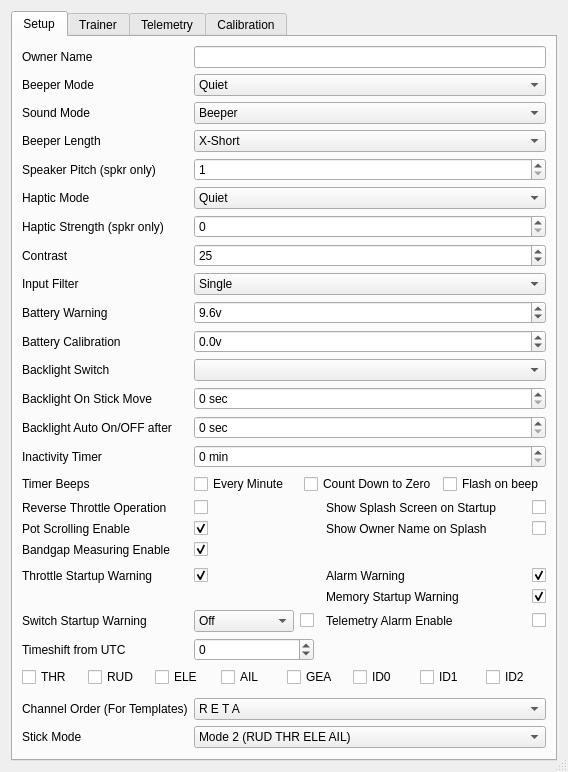
Above: src/generaledit.ui from roberto1903/companion9x before the change. Below: the same form after it.
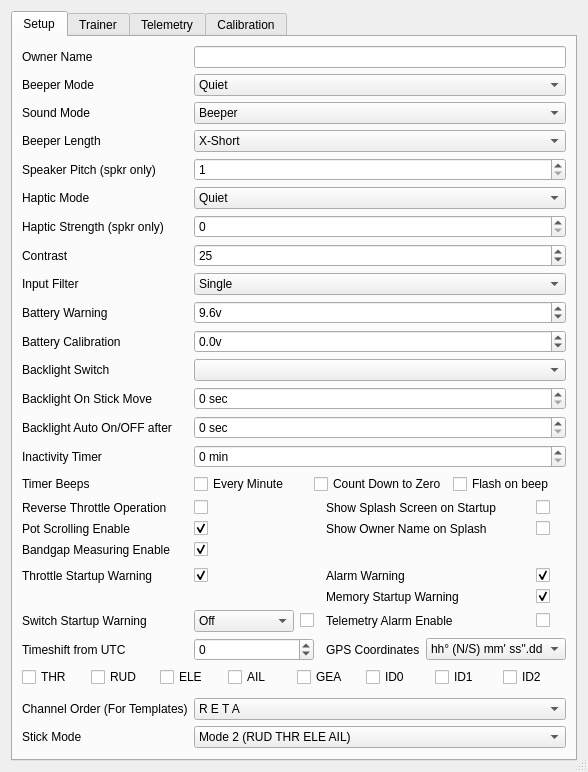
That is the form after the change. The open tabs and pages were chosen to show the change. Icons and pictures are not drawn.

Commit message: Support for different GPS coordinate formats.

```diff
--- a/src/generaledit.ui
+++ b/src/generaledit.ui
@@ -1168,6 +1168,31 @@
          </property>
         </widget>
        </item>
+       <item row="24" column="3" colspan="2">
+        <layout class="QHBoxLayout" name="gpsFormatLayout">
+         <item>
+          <widget class="QLabel" name="gpsFormatLabel">
+           <property name="text">
+            <string>GPS Coordinates</string>
+           </property>
+          </widget>
+         </item>
+         <item>
+          <widget class="QComboBox" name="gpsFormatCB">
+           <item>
+            <property name="text">
+             <string>hh° (N/S) mm' ss''.dd</string>
+            </property>
+           </item>
+           <item>
+            <property name="text">
+             <string>NMEA</string>
+            </property>
+           </item>
+          </widget>
+         </item>
+        </layout>
+       </item>
       </layout>
      </widget>
      <widget class="QWidget" name="tabTrainer">
```
Left out of the diff: 3 changed lines with no effect on the pictures. The commit also changes 5 other files.
